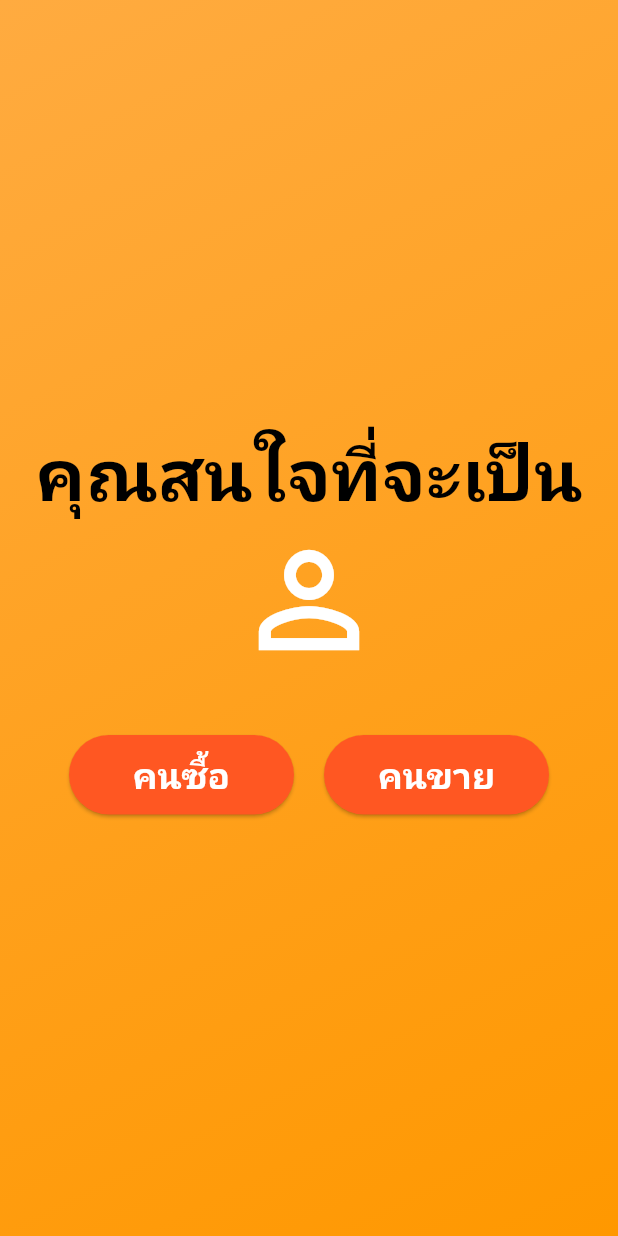
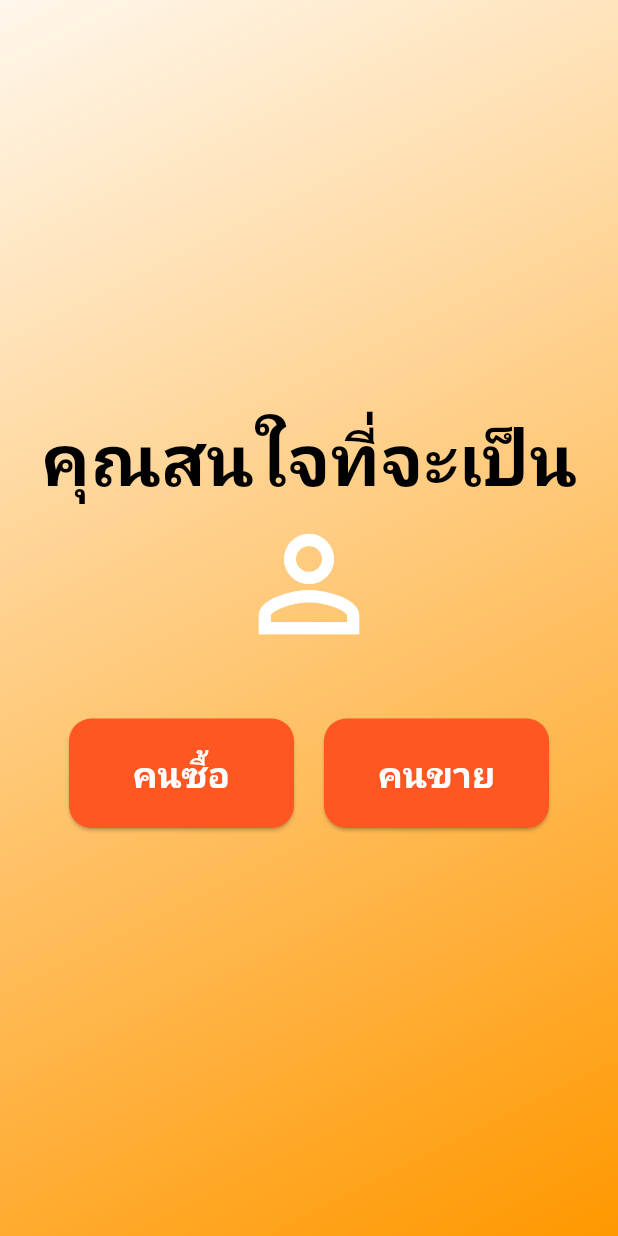
Before and after one commit to PpsnPks/myproject, a Flutter app: the RolePage screen opened by its route, on a phone screen of 412 x 824 dp. Run offline on Flutter 3.47's test engine with Material 3 defaults, Android fonts, the phone set to English and light mode, and no system bars; our stand-ins replace carousel_slider, flutter_secure_storage, flutter_svg, image_picker, shared_preferences; missing offline and left inert: dart:html; accounts and stored records are empty.

Commit message:
แก้หน้า role

```diff
--- a/lib/app/main/role.dart
+++ b/lib/app/main/role.dart
@@ -10,7 +10,7 @@ class RolePage extends StatelessWidget {
       body: Container(
         decoration: const BoxDecoration(
           gradient: LinearGradient(
-            colors: [Colors.orangeAccent, Colors.orange],
+            colors: [Color.fromARGB(255, 255, 247, 236), Colors.orange],
             begin: Alignment.topLeft,
             end: Alignment.bottomRight,
           ),
@@ -22,7 +22,7 @@ class RolePage extends StatelessWidget {
               const Text(
                 'คุณสนใจที่จะเป็น',
                 style: TextStyle(
-                  fontSize: 48,
+                  fontSize: 47,
                   fontWeight: FontWeight.bold,
                   color: Colors.black,
                 ),
@@ -46,11 +46,11 @@ class RolePage extends StatelessWidget {
                         foregroundColor: Colors.white,
                         backgroundColor: Colors.deepOrange,
                         padding: const EdgeInsets.symmetric(
-                            horizontal: 10, vertical: 10),
+                            horizontal: 10, vertical: 20),
                         textStyle: const TextStyle(
                             fontSize: 24, fontWeight: FontWeight.w600),
                         shape: RoundedRectangleBorder(
-                          borderRadius: BorderRadius.circular(30),
+                          borderRadius: BorderRadius.circular(15),
                         ),
                       ),
                       child: const Text('คนซื้อ'),
@@ -67,11 +67,11 @@ class RolePage extends StatelessWidget {
                         foregroundColor: Colors.white,
                         backgroundColor: Colors.deepOrange,
                         padding: const EdgeInsets.symmetric(
-                            horizontal: 10, vertical: 10),
+                            horizontal: 10, vertical: 20),
                         textStyle: const TextStyle(
                             fontSize: 24, fontWeight: FontWeight.w600),
                         shape: RoundedRectangleBorder(
-                          borderRadius: BorderRadius.circular(30),
+                          borderRadius: BorderRadius.circular(15),
                         ),
                       ),
                       child: const Text('คนขาย'),
```
